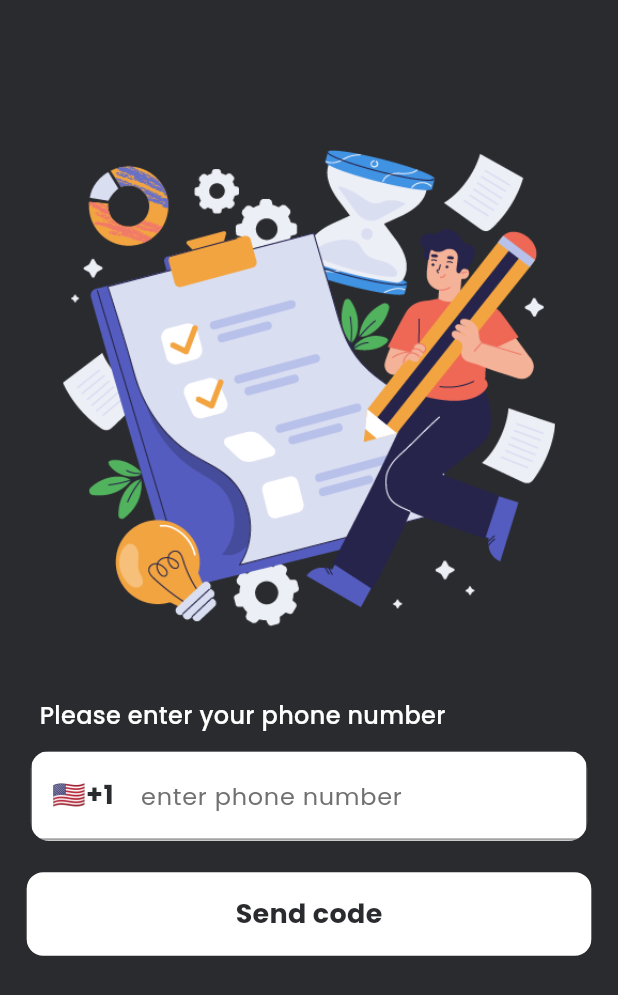
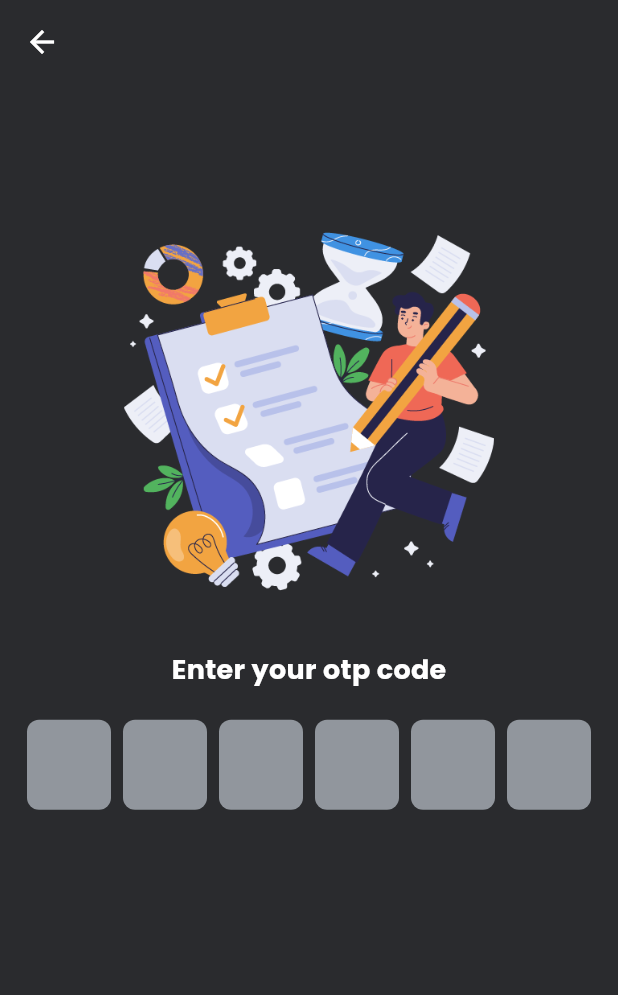
Before and after one commit to Yousef-Medhat56/flutter_task_management, a Flutter app: the LoginPage screen opened directly, after a tap on "Send code", on a phone screen of 412 x 824 dp. Shown: the top 995 px of the screen. Run offline on Flutter 3.47's test engine with Material 3 defaults, Android fonts, the phone set to English and light mode, and no system bars; drawn by our look-alikes of pinput; our stand-ins replace country_picker, flutter_screenutil, flutter_vector_icons, google_fonts, hooks_riverpod, smooth_page_indicator.

Commit message:
feat: add otp page

```diff
--- a/lib/features/auth/pages/login_page.dart
+++ b/lib/features/auth/pages/login_page.dart
@@ -8,6 +8,7 @@ import 'package:task_management/common/widgets/buttons/outline_button.dart';
 import 'package:task_management/common/widgets/input/text_field.dart';
 import 'package:task_management/common/widgets/spacers/height_spacer.dart';
 import 'package:task_management/common/widgets/text.dart';
+import 'package:task_management/features/auth/pages/otp_page.dart';
 
 class LoginPage extends ConsumerStatefulWidget {
   const LoginPage({super.key});
@@ -95,7 +96,12 @@ class _LoginPageState extends ConsumerState<LoginPage> {
           Padding(
             padding: const EdgeInsets.symmetric(horizontal: 8),
             child: OutlineBtn(
-                onTap: () {},
+                onTap: () {
+                  Navigator.push(
+                      context,
+                      MaterialPageRoute(
+                          builder: ((context) => const OtpPage())));
+                },
                 width: AppConsts.kWidth * 0.9,
                 height: AppConsts.kHeight * 0.07,
                 borderColor: AppConsts.kBkDark,
--- /dev/null
+++ b/lib/features/auth/pages/otp_page.dart
@@ -0,0 +1,57 @@
+import 'package:flutter/material.dart';
+import 'package:flutter_screenutil/flutter_screenutil.dart';
+import 'package:pinput/pinput.dart';
+import 'package:task_management/common/utils/constants.dart';
+import 'package:task_management/common/widgets/appstyle.dart';
+import 'package:task_management/common/widgets/spacers/height_spacer.dart';
+import 'package:task_management/common/widgets/text.dart';
+
+class OtpPage extends StatelessWidget {
+  const OtpPage({super.key});
+
+  @override
+  Widget build(BuildContext context) {
+    return Scaffold(
+      appBar: AppBar(
+        backgroundColor: Colors.transparent,
+        foregroundColor: AppConsts.kLight,
+      ),
+      body: SafeArea(
+          child: Center(
+        child: Column(
+          crossAxisAlignment: CrossAxisAlignment.center,
+          children: [
+            HeightSpacer(height: AppConsts.kHeight * 0.12),
+            Padding(
+              padding: EdgeInsets.symmetric(
+                horizontal: 30.w,
+              ),
+              child: Image.asset(
+                "assets/images/todo.png",
+                width: AppConsts.kWidth * 0.6,
+              ),
+            ),
+            const HeightSpacer(height: 40),
+            MyText(
+                text: "Enter your otp code",
+                style: textStyle(18, AppConsts.kLight, FontWeight.bold)),
+            const HeightSpacer(height: 20),
+            Padding(
+              padding: const EdgeInsets.symmetric(horizontal: 18),
+              child: Pinput(
+                length: 6,
+                showCursor: true,
+                //TODO: add onCompleted handler
+                onCompleted: (value) {
+                  if (value.length == 6) {}
+                },
+                //TODO: add onCompleted handler
+                onSubmitted: (value) {},
+              ),
+            )
+          ],
+        ),
+      )),
+    );
+  }
+}
--- a/lib/main.dart
+++ b/lib/main.dart
@@ -2,7 +2,7 @@ import 'package:flutter/material.dart';
 import 'package:flutter_screenutil/flutter_screenutil.dart';
 import 'package:hooks_riverpod/hooks_riverpod.dart';
 import 'package:task_management/common/utils/constants.dart';
-import 'package:task_management/features/onboarding/pages/onboarding.dart';
+import 'package:task_management/features/todo/pages/home_page.dart';
 
 void main() {
   runApp(const ProviderScope(child: MyApp()));
@@ -28,7 +28,7 @@ class MyApp extends StatelessWidget {
               useMaterial3: true,
             ),
             themeMode: ThemeMode.dark,
-            home: const OnboardingPage(),
+            home: const HomePage(),
           );
         });
   }
--- a/pubspec.yaml
+++ b/pubspec.yaml
@@ -41,6 +41,7 @@ dependencies:
   flutter_vector_icons: ^2.0.0
   smooth_page_indicator: ^1.1.0
   country_picker: ^2.0.23
+  pinput: ^3.0.1
 
 dev_dependencies:
   flutter_test:
```
Also changed, not shown: pubspec.lock, 5 other files.
